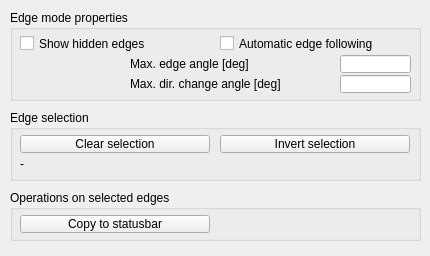
This is ui/qdlgedgeedit.ui in CoppeliaRobotics/coppeliaSimLib as Qt 5 draws it before an edit. The edited form follows.
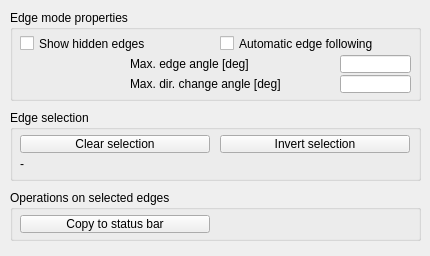
This is the edited form.

What changed in the file:
```diff
--- a/ui/qdlgedgeedit.ui
+++ b/ui/qdlgedgeedit.ui
@@ -44,7 +44,7 @@
      <enum>Qt::StrongFocus</enum>
     </property>
     <property name="text">
-     <string>Copy to statusbar</string>
+     <string>Copy to status bar</string>
     </property>
    </widget>
   </widget>
```
